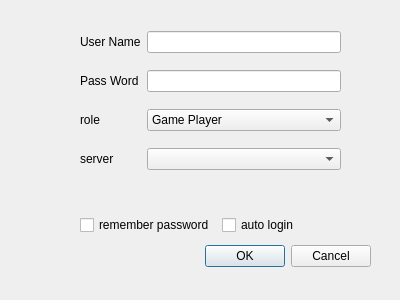
The window that MainClient/gui/dlglogin/jdlglogin.ui (stareven/Dlut-Game-Platform) describes before a commit, drawn with Qt 5.
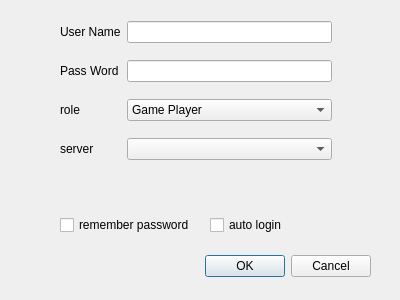
The same window after the commit. Custom widgets are drawn as their Qt base class.

Patch:
```diff
--- a/MainClient/gui/dlglogin/jdlglogin.ui
+++ b/MainClient/gui/dlglogin/jdlglogin.ui
@@ -29,7 +29,7 @@
    <property name="geometry">
     <rect>
      <x>30</x>
-     <y>240</y>
+     <y>250</y>
      <width>341</width>
      <height>32</height>
     </rect>
@@ -44,9 +44,9 @@
   <widget class="QWidget" name="gridLayoutWidget">
    <property name="geometry">
     <rect>
-     <x>80</x>
-     <y>20</y>
-     <width>261</width>
+     <x>60</x>
+     <y>10</y>
+     <width>272</width>
      <height>164</height>
     </rect>
    </property>
@@ -126,10 +126,10 @@
   <widget class="QLabel" name="lab_message">
    <property name="geometry">
     <rect>
-     <x>80</x>
-     <y>190</y>
-     <width>261</width>
-     <height>21</height>
+     <x>60</x>
+     <y>180</y>
+     <width>331</width>
+     <height>31</height>
     </rect>
    </property>
    <property name="text">
@@ -139,9 +139,9 @@
   <widget class="QWidget" name="horizontalLayoutWidget">
    <property name="geometry">
     <rect>
-     <x>80</x>
+     <x>60</x>
      <y>210</y>
-     <width>277</width>
+     <width>293</width>
      <height>31</height>
     </rect>
    </property>
```
